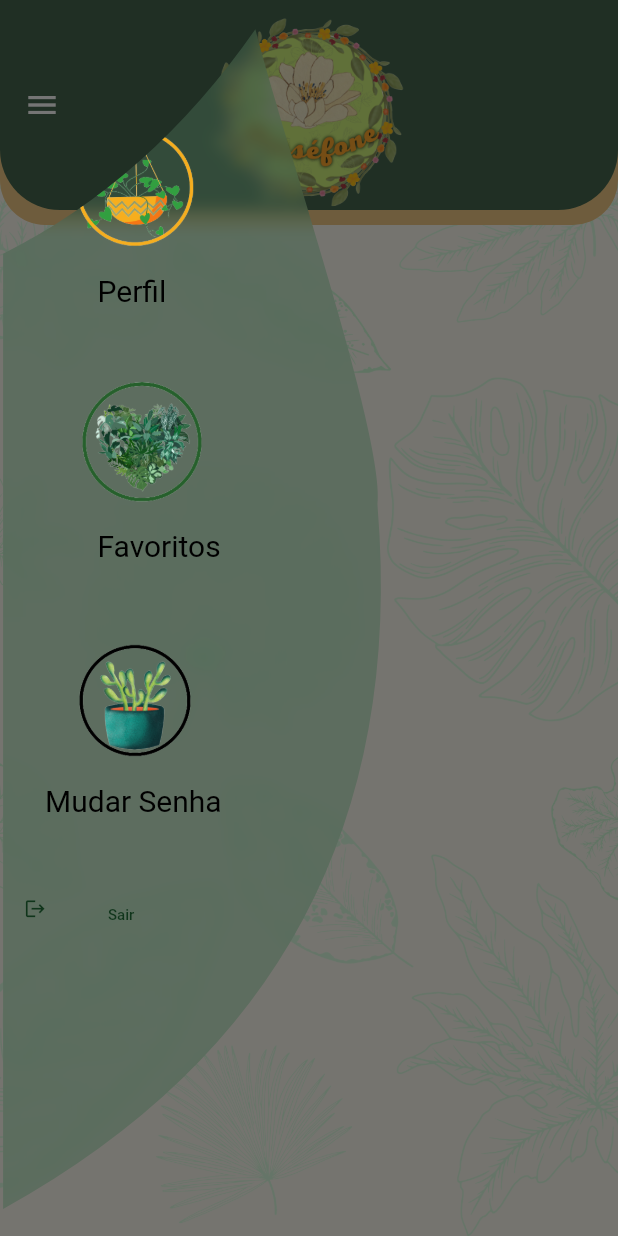
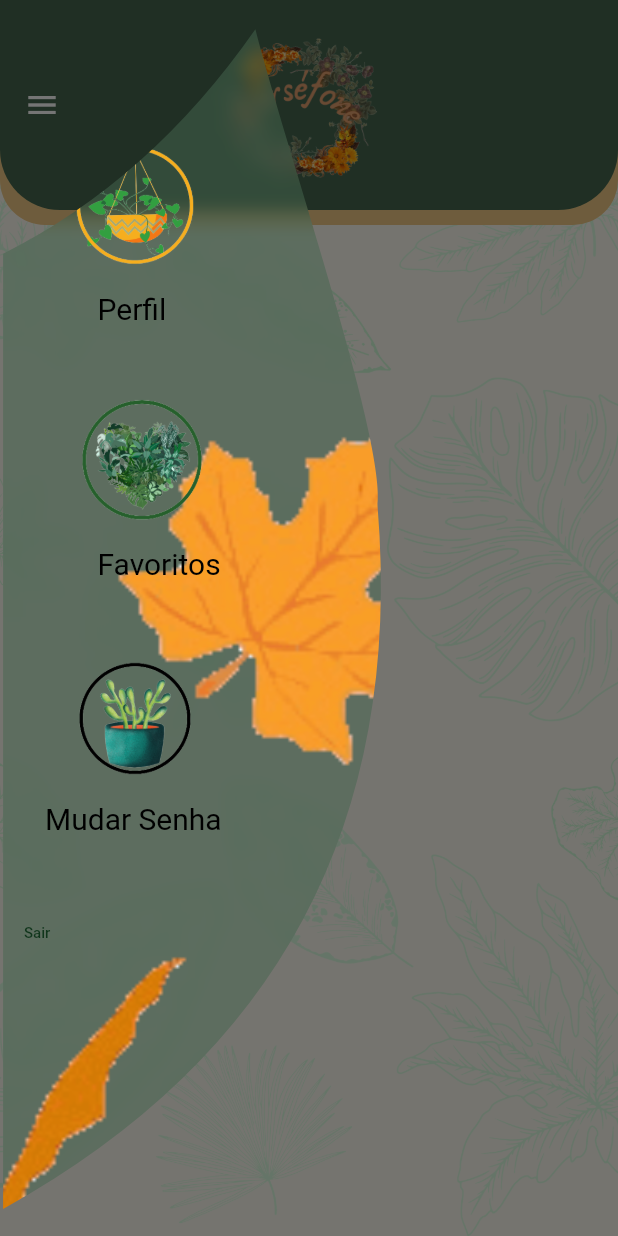
Before and after one commit to Balunka25/persefone, a Flutter app: the FavoritePage screen opened directly, with the side drawer open, on a phone screen of 412 x 824 dp. Run offline on Flutter 3.47's test engine with Material 2 defaults, Android fonts, the phone set to English and light mode, and no system bars; our stand-ins replace cached_network_image, cloud_firestore, firebase_auth, firebase_core, firebase_storage, flutter_mobx and 5 more; missing offline and left inert: favorite_button, mobx_widget; accounts and stored records are empty; generated files the repository leaves out were written again; network calls fail; statements that could not run were skipped.

Commit message:
settings favorite page and drawer

```diff
--- a/lib/core/widgets/custom_appbar.dart
+++ b/lib/core/widgets/custom_appbar.dart
@@ -26,18 +26,12 @@ class CustomAppbar extends StatelessWidget with PreferredSizeWidget {
         backgroundColor: MyColors.primarygreen,
         elevation: 0,
         centerTitle: true,
-        // actions: [
-        //   Builder(builder: (context) {
-        //     return IconButton(
-        //         onPressed: () => Scaffold.of(context).openEndDrawer(),
-        //         icon: const Icon(Icons.menu));
-        //   })
-        // ],
+
         title: Column(
           children: [
             const SizedBox(height: 10),
             Image.asset(
-              'lib/images/logo.png',
+              'lib/images/logo2.png',
               height: 130,
               width: 150,
             ),
--- a/lib/core/widgets/stylish_drawer.dart
+++ b/lib/core/widgets/stylish_drawer.dart
@@ -27,16 +27,22 @@ class _StylishDrawerState extends State<StylishDrawer> {
               filter: ImageFilter.blur(sigmaX: 5.0, sigmaY: 5.0),
               child: Container(
                 decoration: BoxDecoration(
-                  // image: DecorationImage(image: AssetImage("")),
-                    color: MyColors.primarygreen
-                        .withOpacity(0.5)),
+                    image: DecorationImage(
+                        image: AssetImage("lib/images/leaves1.gif"),
+                        fit: BoxFit.cover),
+                    color: MyColors.primarygreen.withOpacity(0.5)),
               ),
             ),
-            const SizedBox(height: 40,),
+            const SizedBox(
+              height: 60,
+            ),
             Container(
               margin: const EdgeInsets.only(top: 20),
               child: ListView(
                 children: <Widget>[
+                  const SizedBox(
+                    height: 12,
+                  ),
                   InkWell(
                     onTap: () {
                       Navigator.push(
@@ -53,6 +59,7 @@ class _StylishDrawerState extends State<StylishDrawer> {
                             image: DecorationImage(
                               image: AssetImage(
                                   "lib/images/logo_profile_page.png"),
+
                             ),
                           ),
                         ),
@@ -139,11 +146,11 @@ class _StylishDrawerState extends State<StylishDrawer> {
                   ),
                   const SizedBox(height: 40),
                   ListTile(
-                    leading: const Icon(
-                      Icons.logout,
-                      color: MyColors.primarydark,
-                      size: 15,
-                    ),
+                    // leading: const Icon(
+                    //   Icons.logout,
+                    //   color: MyColors.primarydark,
+                    //   size: 15,
+                    // ),
                     title: const Text("Sair",
                         style: TextStyle(
                             color: MyColors.primarydark, fontSize: 10)),
@@ -167,11 +174,19 @@ class _StylishDrawerState extends State<StylishDrawer> {
 class DrawerStyle extends CustomClipper<Path> {
   @override
   Path getClip(Size size) {
-     Path path0 = Path();
-    path0.moveTo(size.width*0.0050000,size.height*0.9925690);
-    path0.quadraticBezierTo(size.width*0.6735167,size.height*0.8018843,size.width*0.6109833,size.height*0.4071789);
-    path0.cubicTo(size.width*0.6268667,size.height*0.3555600,size.width*0.4626833,size.height*0.1088509,size.width*0.4132500,size.height*0.0094082);
-    path0.quadraticBezierTo(size.width*0.2423833,size.height*0.1355892,size.width*0.0050000,size.height*0.1963907);
+    Path path0 = Path();
+    path0.moveTo(size.width * 0.0050000, size.height * 0.9925690);
+    path0.quadraticBezierTo(size.width * 0.6735167, size.height * 0.8018843,
+        size.width * 0.6109833, size.height * 0.4071789);
+    path0.cubicTo(
+        size.width * 0.6268667,
+        size.height * 0.3555600,
+        size.width * 0.4626833,
+        size.height * 0.1088509,
+        size.width * 0.4132500,
+        size.height * 0.0094082);
+    path0.quadraticBezierTo(size.width * 0.2423833, size.height * 0.1355892,
+        size.width * 0.0050000, size.height * 0.1963907);
     return path0;
   }
 
--- a/lib/my_app.dart
+++ b/lib/my_app.dart
@@ -1,5 +1,6 @@
 import 'package:flutter/material.dart';
 import 'package:persefone/pages/changepass%20page/view/changepass_page.dart';
+import 'package:persefone/pages/explore%20page/view/explore_page.dart';
 import 'package:persefone/pages/login%20page/view/login_page.dart';
 import 'package:persefone/pages/register%20page/view/register_page.dart';
 
@@ -14,6 +15,6 @@ class MyApp extends StatelessWidget {
           title: 'Show Analytic',
           theme: theme(),
           debugShowCheckedModeBanner: false,
-          home: const LoginPage(),
+          home: const ExplorePage(),
         );
   }
--- a/lib/pages/explore page/view/explore_page.dart
+++ b/lib/pages/explore page/view/explore_page.dart
@@ -1,5 +1,6 @@
 import 'package:cached_network_image/cached_network_image.dart';
 import 'package:cloud_firestore/cloud_firestore.dart';
+import 'package:favorite_button/favorite_button.dart';
 import 'package:firebase_auth/firebase_auth.dart';
 import 'package:flutter/material.dart';
 import 'package:flutter_mobx/flutter_mobx.dart';
@@ -86,6 +87,7 @@ class _ExplorePageState extends State<ExplorePage> {
                           return Stack(
                             children: [
                               Container(
+
                                 width: 400,
                                 decoration: const BoxDecoration(
                                   color: MyColors.primaryyellow,
@@ -94,7 +96,10 @@ class _ExplorePageState extends State<ExplorePage> {
                                   ),
                                 ),
                               ),
+
+
                               GestureDetector(
+
                                 child: CachedNetworkImage(
                                   imageUrl: post.url,
                                   imageBuilder: (context, imageProvider) =>
```
Also changed, not shown: lib/images/leaves.gif (added), lib/images/leaves1.gif (added), lib/images/logo2.png (added).
